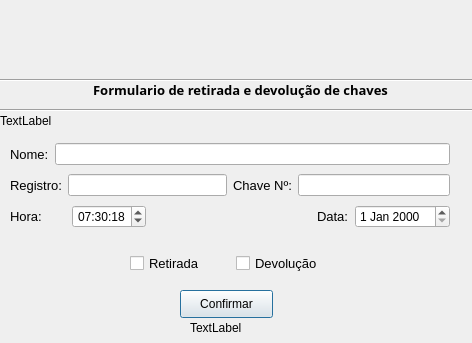
MaiconGavino/Aplication_Qt, file Aplication/fm_principal.ui: the form before one commit.
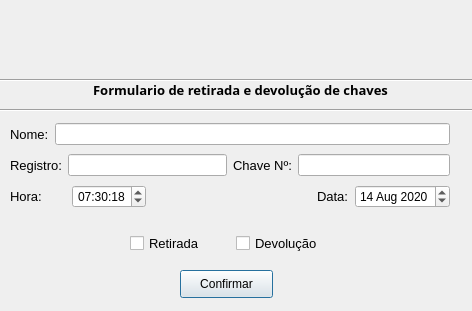
The form after the commit. Icons and pictures are not drawn.

Commit message: conclusao tela principal com interacao com o armazenamento de dados

The edit to the form file:
```diff
--- a/Aplication/fm_principal.ui
+++ b/Aplication/fm_principal.ui
@@ -7,7 +7,7 @@
     <x>0</x>
     <y>0</y>
     <width>472</width>
-    <height>343</height>
+    <height>311</height>
    </rect>
   </property>
   <property name="windowTitle">
@@ -50,19 +50,6 @@
     <enum>Qt::Horizontal</enum>
    </property>
   </widget>
-  <widget class="QLabel" name="label_2">
-   <property name="geometry">
-    <rect>
-     <x>0</x>
-     <y>110</y>
-     <width>201</width>
-     <height>21</height>
-    </rect>
-   </property>
-   <property name="text">
-    <string>TextLabel</string>
-   </property>
-  </widget>
   <widget class="QLabel" name="label_3">
    <property name="geometry">
     <rect>
@@ -90,7 +77,7 @@
   <widget class="Line" name="line_2">
    <property name="geometry">
     <rect>
-     <x>-13</x>
+     <x>-20</x>
      <y>100</y>
      <width>511</width>
      <height>20</height>
@@ -104,7 +91,7 @@
    <property name="geometry">
     <rect>
      <x>180</x>
-     <y>290</y>
+     <y>270</y>
      <width>93</width>
      <height>28</height>
     </rect>
@@ -113,24 +100,11 @@
     <string>Confirmar</string>
    </property>
   </widget>
-  <widget class="QLabel" name="label_9">
-   <property name="geometry">
-    <rect>
-     <x>190</x>
-     <y>320</y>
-     <width>55</width>
-     <height>16</height>
-    </rect>
-   </property>
-   <property name="text">
-    <string>TextLabel</string>
-   </property>
-  </widget>
-  <widget class="QWidget" name="">
+  <widget class="QWidget" name="layoutWidget">
    <property name="geometry">
     <rect>
      <x>10</x>
-     <y>140</y>
+     <y>120</y>
      <width>440</width>
      <height>94</height>
     </rect>
@@ -296,7 +270,15 @@
            </widget>
           </item>
           <item>
-           <widget class="QDateEdit" name="dateEdit"/>
+           <widget class="QDateEdit" name="dateEdit">
+            <property name="date">
+             <date>
+              <year>2020</year>
+              <month>8</month>
+              <day>14</day>
+             </date>
+            </property>
+           </widget>
           </item>
          </layout>
         </item>
@@ -306,11 +288,11 @@
     </item>
    </layout>
   </widget>
-  <widget class="QWidget" name="">
+  <widget class="QWidget" name="layoutWidget">
    <property name="geometry">
     <rect>
      <x>130</x>
-     <y>250</y>
+     <y>230</y>
      <width>206</width>
      <height>27</height>
     </rect>
```
The commit also changes 10 other files.
